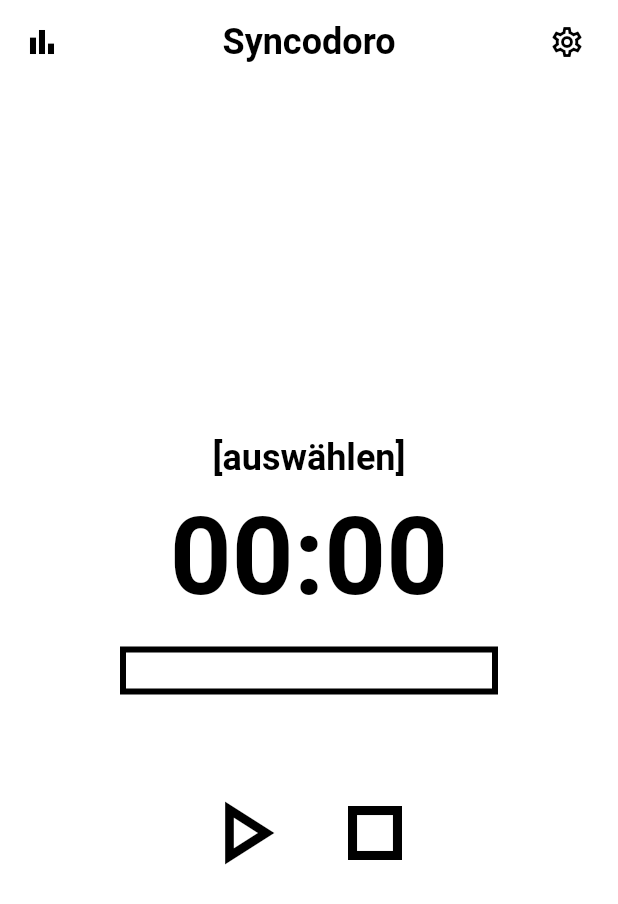
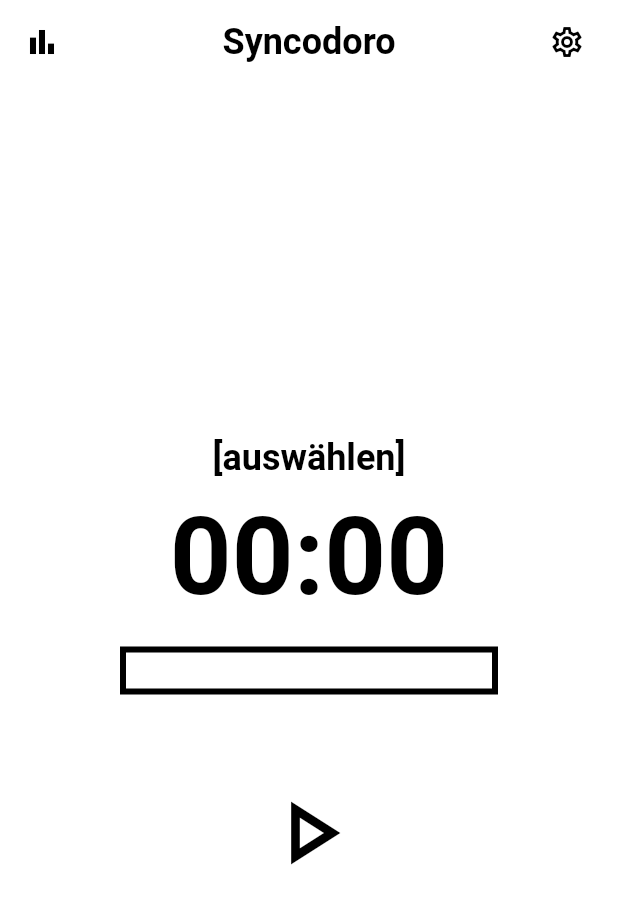
Before and after one commit to timdavidfriedrich/syncodoro, a Flutter app: the screen it shows once a user with an empty profile is signed in, on a phone screen of 412 x 824 dp. Shown: the top 904 px of the screen. Run offline on Flutter 3.47's test engine with Material 2 defaults, Android fonts, the phone set to English and light mode, and no system bars; our stand-ins replace cloud_firestore, firebase_auth, firebase_core, font_awesome_flutter, google_fonts, google_sign_in and 1 more; accounts and stored records are empty.

Commit message:
pause/resume (still bugs)

```diff
--- a/lib/core/firebase/firebase.dart
+++ b/lib/core/firebase/firebase.dart
@@ -30,10 +30,11 @@
     return (await userData.doc(user.uid).get()).exists ? true : false;
   }
 
-  Future setStatus(String status, int timeStarted) async {
+  Future setStatus(String type, String status, int time) async {
     return await userData.doc(user.uid).set({
+      "type": type,
       "status": status,
-      "timeStarted": timeStarted,
+      "time": time,
     }, SetOptions(merge: true));
   }
 
--- a/lib/core/startup.dart
+++ b/lib/core/startup.dart
@@ -3,6 +3,7 @@
 
 import 'package:syncodoro/main.dart';
 import 'package:syncodoro/screens/login.dart';
+import 'package:syncodoro/utils/console.dart';
 
 class StartUp extends StatefulWidget {
   const StartUp({Key? key}) : super(key: key);
@@ -28,8 +29,8 @@
           } else if (snapshot.hasData) {
             return const Main();
           } else if (snapshot.hasError) {
-            return const Scaffold(
-                body: Center(child: Text("Critical error!!")));
+            printError("Login (startup)");
+            return const Scaffold(body: Center(child: Text("Error: Startup")));
           } else {
             return const Login();
           }
--- a/lib/main.dart
+++ b/lib/main.dart
@@ -13,6 +13,7 @@
 import 'package:syncodoro/core/startup.dart';
 import 'package:syncodoro/screens/home_landscape.dart';
 import 'package:syncodoro/screens/home_portrait.dart';
+import 'package:syncodoro/utils/console.dart';
 import 'package:syncodoro/utils/responsive.dart';
 import 'package:syncodoro/utils/providers/countdown_provider.dart';
 
@@ -48,41 +49,47 @@
 }
 
 class _MainState extends State<Main> {
-  StreamSubscription? stream;
+  update(snap) async {
+    var value = await snap.data!.data();
+    Provider.of<CountdownProvider>(context, listen: false).updateData(
+      value["type"],
+      value["status"],
+      value["time"],
+      value["pTime"],
+      value["bTime"],
+    );
+  }
 
   @override
   void initState() {
     super.initState();
     Provider.of<ColorProvider>(context, listen: false).initColors();
-    stream = FirebaseFirestore.instance
-        .collection("userData")
-        .doc(FirebaseAuth.instance.currentUser!.uid)
-        .snapshots()
-        .listen((data) {
-      var value = data.data()!;
-      Provider.of<CountdownProvider>(context, listen: false).updateData(
-        value["status"],
-        value["timeStarted"],
-        value["pTime"],
-        value["bTime"],
-      );
-    });
-  }
-
-  @override
-  void dispose() {
-    stream?.cancel();
-    super.dispose();
   }
 
   // Home-Widget
   @override
   Widget build(BuildContext context) {
-    return const Scaffold(
-      appBar: ScaffoldAppBar(),
-      body: Responsive(
-        portraitLayout: HomePortrait(),
-        landscapeLayout: HomeLandscape(),
+    return Scaffold(
+      appBar: const ScaffoldAppBar(),
+      body: StreamBuilder<DocumentSnapshot<Map<String, dynamic>>>(
+        stream: Provider.of<DatabaseProvider>(context).userStream,
+        builder: (context, snap) {
+          if (snap.hasError) {
+            printError("StreamBuilder (main)");
+            return const Center(child: Text("Error: StreamBuilder"));
+          } else if (snap.hasData) {
+            update(snap);
+            return const Responsive(
+              portraitLayout: HomePortrait(),
+              landscapeLayout: HomeLandscape(),
+            );
+          } else {
+            return Center(
+              child: CircularProgressIndicator(
+                  color: Theme.of(context).colorScheme.secondary),
+            );
+          }
+        },
       ),
     );
   }
--- a/lib/widgets/play_pause_button.dart
+++ b/lib/widgets/play_pause_button.dart
@@ -13,11 +13,22 @@
 class _PlayPauseButtonState extends State<PlayPauseButton> {
   @override
   Widget build(BuildContext context) {
-    return IconButton(
-      icon: const Icon(Icons.play_arrow_outlined),
-      iconSize: 72,
-      onPressed: () => Provider.of<CountdownProvider>(context, listen: false)
-          .start(context, DateTime.now().add(const Duration(minutes: 3))),
-    );
+    return Provider.of<CountdownProvider>(context).status != "play"
+        ? IconButton(
+            icon: const Icon(Icons.play_arrow_outlined),
+            iconSize: 72,
+            onPressed: () {
+              // TODO: @if ..., dann "pomodoro", @elif ... "break", @else "none"
+              Provider.of<CountdownProvider>(context, listen: false)
+                  .play(context, "pomodoro");
+            },
+          )
+        : IconButton(
+            icon: const Icon(Icons.pause_outlined),
+            iconSize: 64,
+            onPressed: () =>
+                Provider.of<CountdownProvider>(context, listen: false)
+                    .pause(context),
+          );
   }
 }
--- a/lib/widgets/status_button.dart
+++ b/lib/widgets/status_button.dart
@@ -14,7 +14,7 @@
   @override
   Widget build(BuildContext context) {
     return TextButton(
-        child: Text(Provider.of<CountdownProvider>(context).getStatus()),
+        child: Text(Provider.of<CountdownProvider>(context).processType()),
         onPressed: () {});
   }
 }
--- a/lib/widgets/stop_button.dart
+++ b/lib/widgets/stop_button.dart
@@ -13,11 +13,14 @@
 class _StopButtonState extends State<StopButton> {
   @override
   Widget build(BuildContext context) {
-    return IconButton(
-      icon: const Icon(Icons.stop_outlined),
-      iconSize: 72,
-      onPressed: () =>
-          Provider.of<CountdownProvider>(context, listen: false).stop(context),
-    );
+    return Provider.of<CountdownProvider>(context).status != "stop"
+        ? IconButton(
+            icon: const Icon(Icons.stop_outlined),
+            iconSize: 72,
+            onPressed: () =>
+                Provider.of<CountdownProvider>(context, listen: false)
+                    .stop(context),
+          )
+        : Container();
   }
 }
```
Also changed, not shown: lib/utils/providers/countdown_provider.dart (+62 -12 lines).
